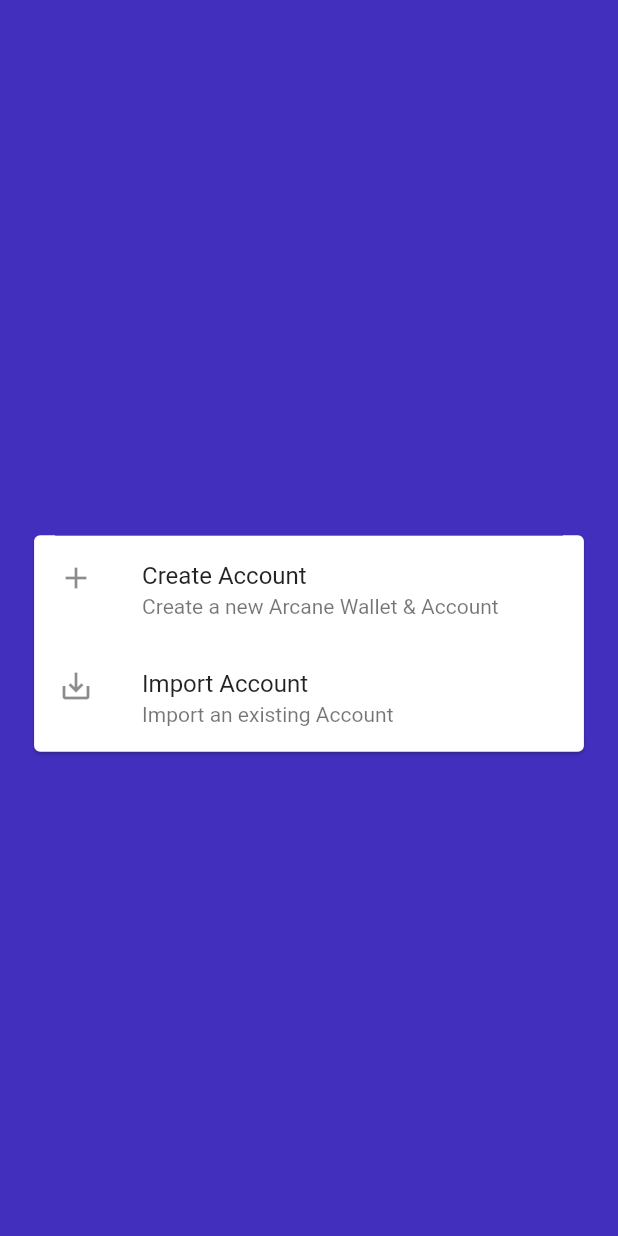
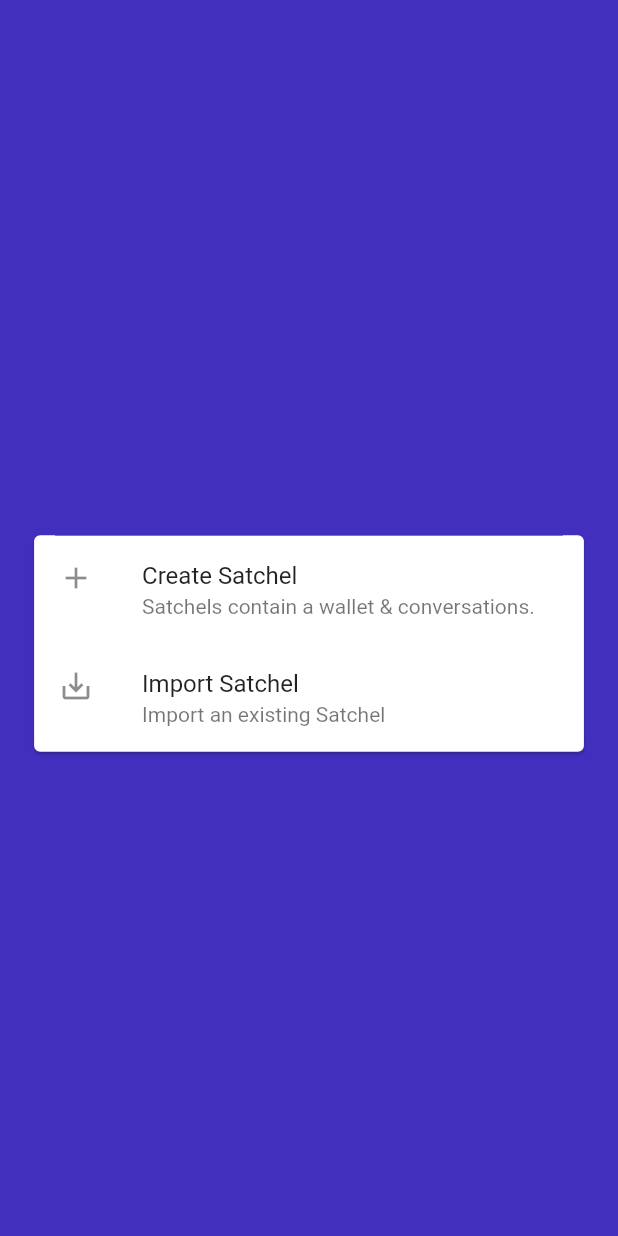
Before and after one commit to ArcaneArts/ArcaneChat, a Flutter app: the screen it shows after launch, on a phone screen of 412 x 824 dp. Run offline on Flutter 3.47's test engine with Material 2 defaults, Android fonts, the phone set to English and light mode, and no system bars; our stand-ins replace hive; missing offline and left inert: web3dart; accounts and stored records are empty.

Commit message:
Arcane selector

```diff
--- a/flutter/arcane_chat/lib/arcane_selector.dart
+++ b/flutter/arcane_chat/lib/arcane_selector.dart
@@ -51,8 +51,9 @@ class _ArcaneAccountSelectorState extends State<ArcaneAccountSelector> {
                     ),
                     ListTile(
                       leading: Icon(Icons.add),
-                      title: Text("Create Account"),
-                      subtitle: Text("Create a new Arcane Wallet & Account"),
+                      title: Text("Create Satchel"),
+                      subtitle:
+                          Text("Satchels contain a wallet & conversations."),
                       onTap: () => Navigator.pushReplacement(
                           context,
                           MaterialPageRoute(
@@ -60,8 +61,8 @@ class _ArcaneAccountSelectorState extends State<ArcaneAccountSelector> {
                     ),
                     ListTile(
                       leading: Icon(Icons.save_alt),
-                      title: Text("Import Account"),
-                      subtitle: Text("Import an existing Account"),
+                      title: Text("Import Satchel"),
+                      subtitle: Text("Import an existing Satchel"),
                       onTap: () {},
                     )
                   ],
```
